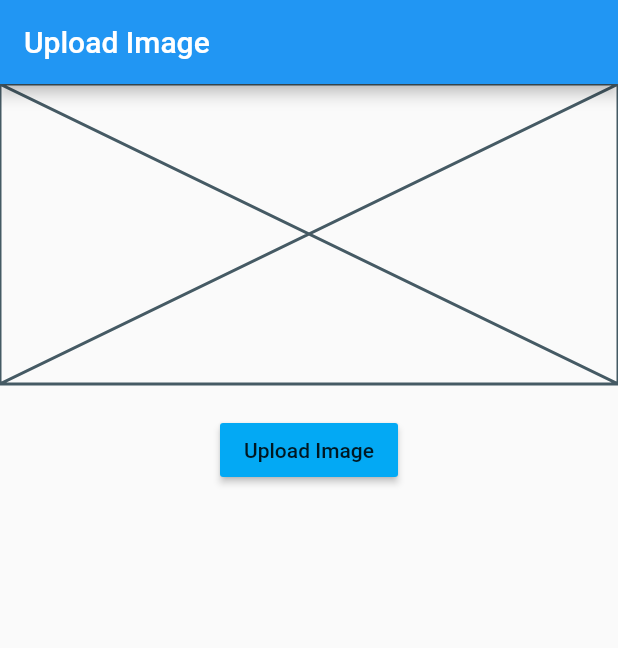
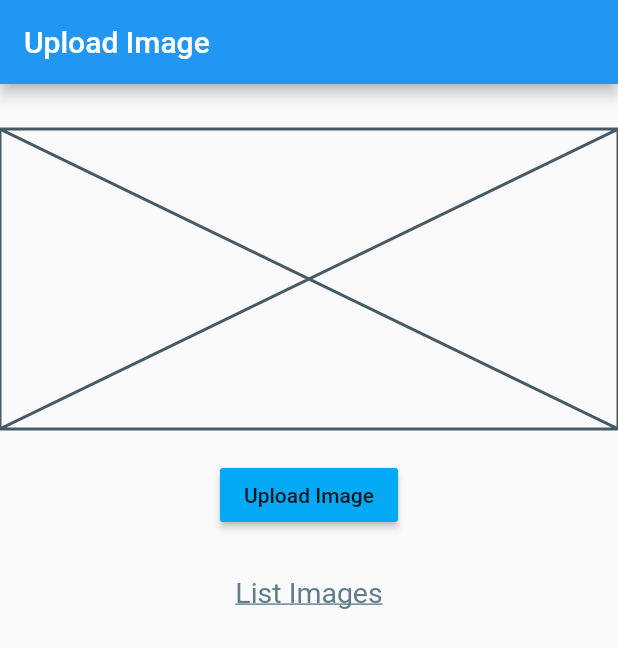
Before and after one commit to vohoangtuit/flutter_upload_file_to_firebase, a Flutter app: the screen it shows after launch, on a phone screen of 412 x 824 dp. Shown: the top 648 px of the screen. Run offline on Flutter 3.47's test engine with Material 2 defaults, Android fonts, the phone set to English and light mode, and no system bars; our stand-ins replace firebase_storage, image_picker, permission_handler; accounts and stored records are empty.

Commit message:
update code

```diff
--- a/upload_file/lib/main.dart
+++ b/upload_file/lib/main.dart
@@ -4,6 +4,8 @@ import 'package:image_picker/image_picker.dart';
 import 'package:permission_handler/permission_handler.dart';
 
 import 'dart:io';
+
+import 'package:upload_file/list_images.dart';
 
 void main() {
   runApp(MyApp());
@@ -13,6 +15,7 @@ class MyApp extends StatelessWidget {
   @override
   Widget build(BuildContext context) {
     return MaterialApp(
+      debugShowCheckedModeBanner: false,
       title: 'Flutter Demo',
       theme: ThemeData(
         primarySwatch: Colors.blue,
@@ -36,18 +39,31 @@ class _MyHomePageState extends State<MyHomePage> {
   Widget build(BuildContext context) {
     return Scaffold(
       appBar: AppBar(title: Text('Upload Image')),
-      body: Column(
+      body: Center(
+        child: Column(
           children: <Widget>[
+            SizedBox(height: 30,),
             (imageUrl != null)
-              ? Image.network(imageUrl)
+                ? Image.network(imageUrl,width: double.infinity,height:200,)
                 : Placeholder(fallbackHeight: 200.0,fallbackWidth: double.infinity),
             SizedBox(height: 20.0,),
             RaisedButton(
               child: Text('Upload Image'),
               color: Colors.lightBlue,
               onPressed: () => uploadImage(),
+            ),
+            SizedBox(height: 30,),
+            GestureDetector(
+              onTap: (){
+                Navigator.push(
+                  context,
+                  MaterialPageRoute(builder: (context) => ListImages()),
+                );
+              },
+              child: Text('List Images',style: TextStyle(fontSize: 19,color: Colors.blueGrey,decoration: TextDecoration.underline,),),
             )
           ],
+        ),
       ),
     );
   }
@@ -71,7 +87,7 @@ class _MyHomePageState extends State<MyHomePage> {
       if (image != null){
         //Upload to Firebase
         var snapshot = await _storage.ref()
-            .child('folderName/image_${getTime()}')
+            .child('images/image_${getTime()}')
             .putFile(file)
             .onComplete;
 
@@ -79,6 +95,7 @@ class _MyHomePageState extends State<MyHomePage> {
 
         setState(() {
           imageUrl = downloadUrl;
+          print("imageUrl $imageUrl");
         });
       } else {
         print('No Path Received');
--- /dev/null
+++ b/upload_file/lib/models/image.dart
@@ -0,0 +1,5 @@
+class ImageFirebase{
+  String url;
+
+  ImageFirebase(this.url);
+}
--- a/upload_file/pubspec.yaml
+++ b/upload_file/pubspec.yaml
@@ -30,7 +30,7 @@ dependencies:
   cupertino_icons: ^1.0.0
   firebase_core: ^0.5.0
   image_picker: ^0.6.7+11
-  firebase_storage: ^4.0.0
+  firebase_storage: ^4.0.1
   permission_handler: ^5.0.1+1
 
 dev_dependencies:
```
Also changed, not shown: upload_file/lib/item.dart (added, +44 -0 lines), upload_file/lib/list_images.dart (added, +69 -0 lines), upload_file/pubspec.lock. Lines whose indentation alone changed are shown as unchanged.
